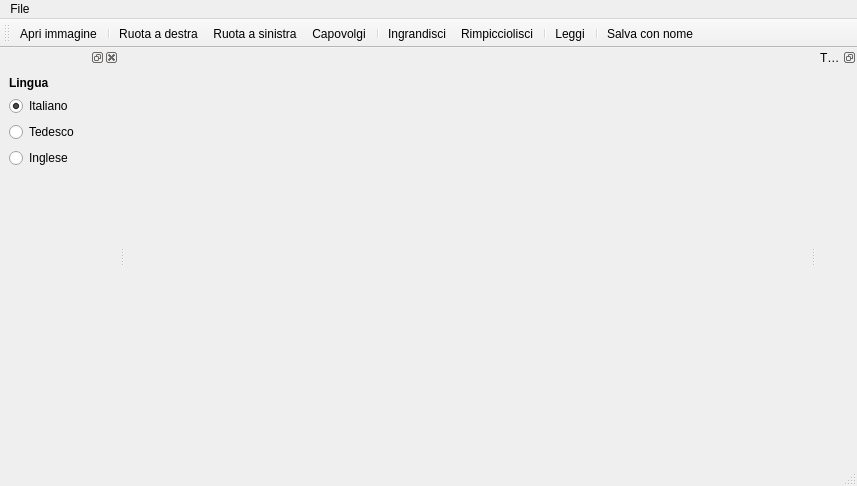
zdenop/lector, file ui_lector.ui: the form before one commit.
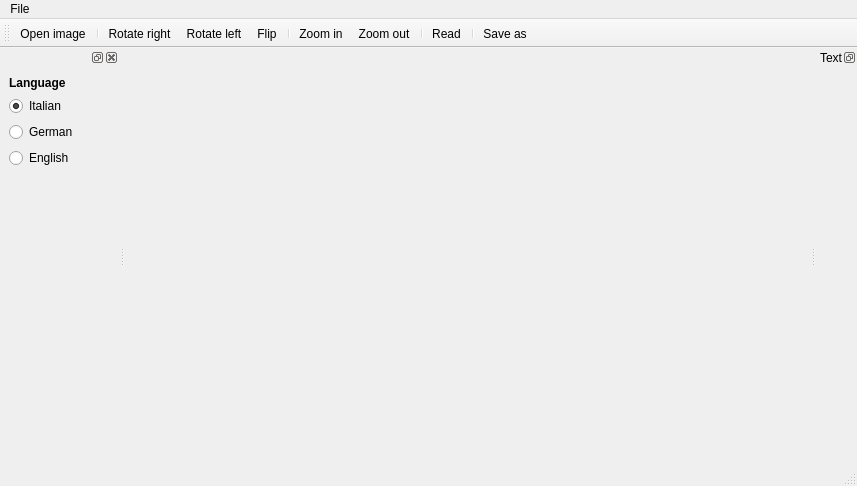
The form after the commit.

Commit message: Internazionalizzato e tradotto in inglese/italiano

```diff
--- a/ui_lector.ui
+++ b/ui_lector.ui
@@ -81,14 +81,14 @@
         </font>
        </property>
        <property name="text" >
-        <string>Lingua</string>
+        <string>Language</string>
        </property>
       </widget>
      </item>
      <item>
       <widget class="QRadioButton" name="rbtn_ita" >
        <property name="text" >
-        <string>Italiano</string>
+        <string>Italian</string>
        </property>
        <property name="checked" >
         <bool>true</bool>
@@ -98,14 +98,14 @@
      <item>
       <widget class="QRadioButton" name="rbtn_deu" >
        <property name="text" >
-        <string>Tedesco</string>
+        <string>German</string>
        </property>
       </widget>
      </item>
      <item>
       <widget class="QRadioButton" name="rbtn_eng" >
        <property name="text" >
-        <string>Inglese</string>
+        <string>English</string>
        </property>
       </widget>
      </item>
@@ -136,7 +136,7 @@
     <set>QDockWidget::DockWidgetFloatable|QDockWidget::DockWidgetMovable|QDockWidget::NoDockWidgetFeatures</set>
    </property>
    <property name="windowTitle" >
-    <string>Testo</string>
+    <string>Text</string>
    </property>
    <attribute name="dockWidgetArea" >
     <number>2</number>
@@ -147,7 +147,7 @@
   </widget>
   <action name="actionOpen" >
    <property name="text" >
-    <string>Apri immagine</string>
+    <string>Open image</string>
    </property>
   </action>
   <action name="actionClose" >
@@ -157,37 +157,37 @@
   </action>
   <action name="actionRotateRight" >
    <property name="text" >
-    <string>Ruota a destra</string>
+    <string>Rotate right</string>
    </property>
   </action>
   <action name="actionRotateLeft" >
    <property name="text" >
-    <string>Ruota a sinistra</string>
+    <string>Rotate left</string>
    </property>
   </action>
   <action name="actionRotateFull" >
    <property name="text" >
-    <string>Capovolgi</string>
+    <string>Flip</string>
    </property>
   </action>
   <action name="actionZoomIn" >
    <property name="text" >
-    <string>Ingrandisci</string>
+    <string>Zoom in</string>
    </property>
   </action>
   <action name="actionZoomOut" >
    <property name="text" >
-    <string>Rimpicciolisci</string>
+    <string>Zoom out</string>
    </property>
   </action>
   <action name="actionOcr" >
    <property name="text" >
-    <string>Leggi</string>
+    <string>Read</string>
    </property>
   </action>
   <action name="actionSaveAs" >
    <property name="text" >
-    <string>Salva con nome</string>
+    <string>Save as</string>
    </property>
   </action>
  </widget>
```
Left out of the diff: 8 changed lines with no effect on the pictures. The commit also changes 4 other files.
